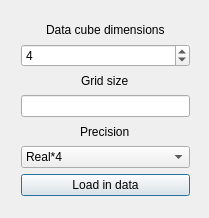
Qt form dialog.ui (lewisfish/GlueViz--Fortran-Data-Loader) before a commit.
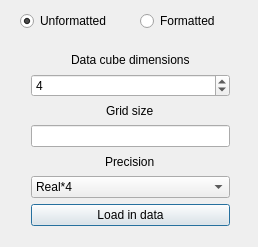
The same form after that commit.

Commit message: added ability to import 2D formatted files. not fully tested yet...

```diff
--- a/dialog.ui
+++ b/dialog.ui
@@ -6,8 +6,8 @@
    <rect>
     <x>0</x>
     <y>0</y>
-    <width>209</width>
-    <height>218</height>
+    <width>258</width>
+    <height>247</height>
    </rect>
   </property>
   <property name="windowTitle">
@@ -16,9 +16,9 @@
   <widget class="QWidget" name="gridLayoutWidget">
    <property name="geometry">
     <rect>
-     <x>10</x>
-     <y>10</y>
-     <width>191</width>
+     <x>20</x>
+     <y>40</y>
+     <width>221</width>
      <height>197</height>
     </rect>
    </property>
@@ -93,6 +93,35 @@
     </item>
    </layout>
   </widget>
+  <widget class="QRadioButton" name="Unformattedbut">
+   <property name="geometry">
+    <rect>
+     <x>20</x>
+     <y>10</y>
+     <width>117</width>
+     <height>22</height>
+    </rect>
+   </property>
+   <property name="text">
+    <string>Unformatted</string>
+   </property>
+   <property name="checked">
+    <bool>true</bool>
+   </property>
+  </widget>
+  <widget class="QRadioButton" name="Formattedbut">
+   <property name="geometry">
+    <rect>
+     <x>140</x>
+     <y>10</y>
+     <width>117</width>
+     <height>22</height>
+    </rect>
+   </property>
+   <property name="text">
+    <string>Formatted</string>
+   </property>
+  </widget>
  </widget>
  <layoutdefault spacing="6" margin="11"/>
  <resources/>
```
Left out of the diff: 48 changed lines with no effect on the pictures. The commit also changes 1 other file.
